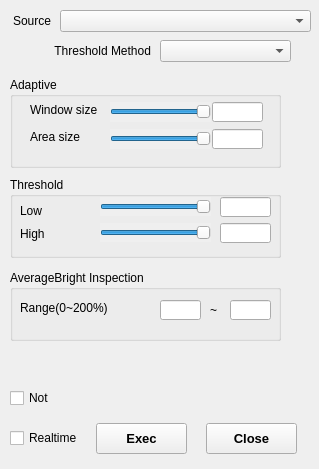
JonglockYoon/QT-qroilib, file qroisimulator/app/dialogthreshold.ui: the form before one commit.
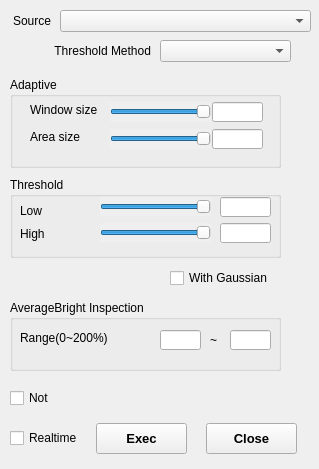
The form after the commit.

Commit message: add gaussian filter

The edit to the form file:
```diff
--- a/qroisimulator/app/dialogthreshold.ui
+++ b/qroisimulator/app/dialogthreshold.ui
@@ -373,7 +373,7 @@
    <property name="geometry">
     <rect>
      <x>10</x>
-     <y>270</y>
+     <y>300</y>
      <width>271</width>
      <height>71</height>
     </rect>
@@ -428,6 +428,19 @@
     </property>
    </widget>
   </widget>
+  <widget class="QCheckBox" name="chkBoxGaussian">
+   <property name="geometry">
+    <rect>
+     <x>170</x>
+     <y>270</y>
+     <width>111</width>
+     <height>16</height>
+    </rect>
+   </property>
+   <property name="text">
+    <string>With Gaussian</string>
+   </property>
+  </widget>
   <zorder>AdaptiveGroup</zorder>
   <zorder>label_3</zorder>
   <zorder>comboBoxThresholdMethod</zorder>
```
Left out of the diff: 1 changed line with no effect on the pictures. The commit also changes 1 other file.
